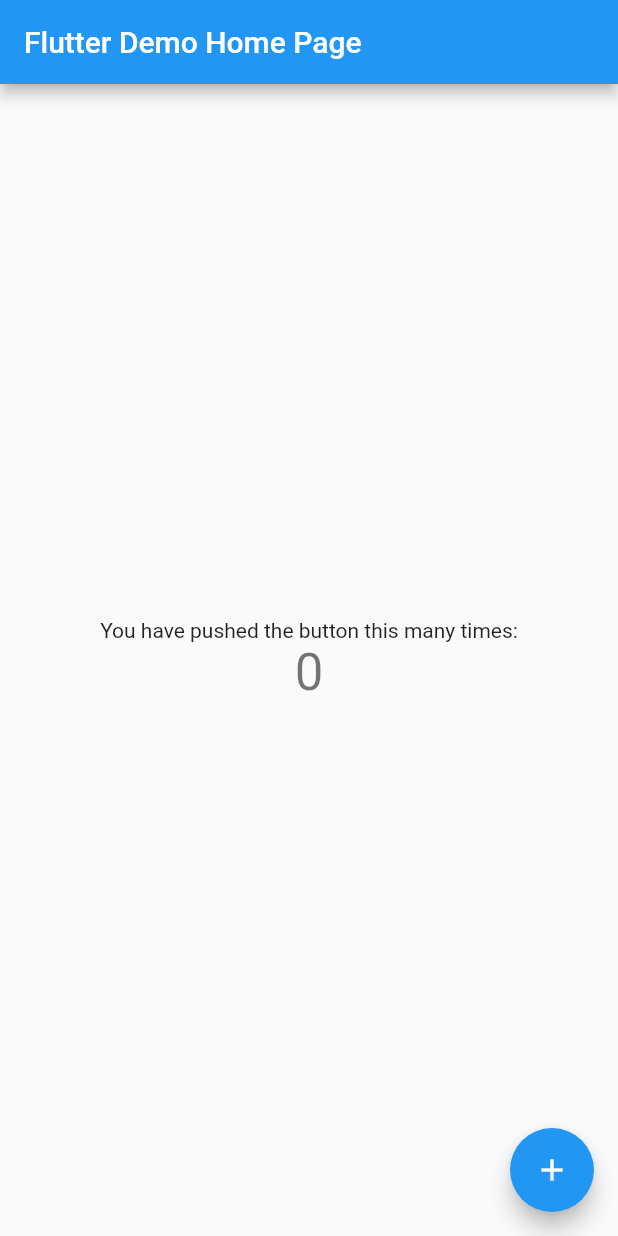
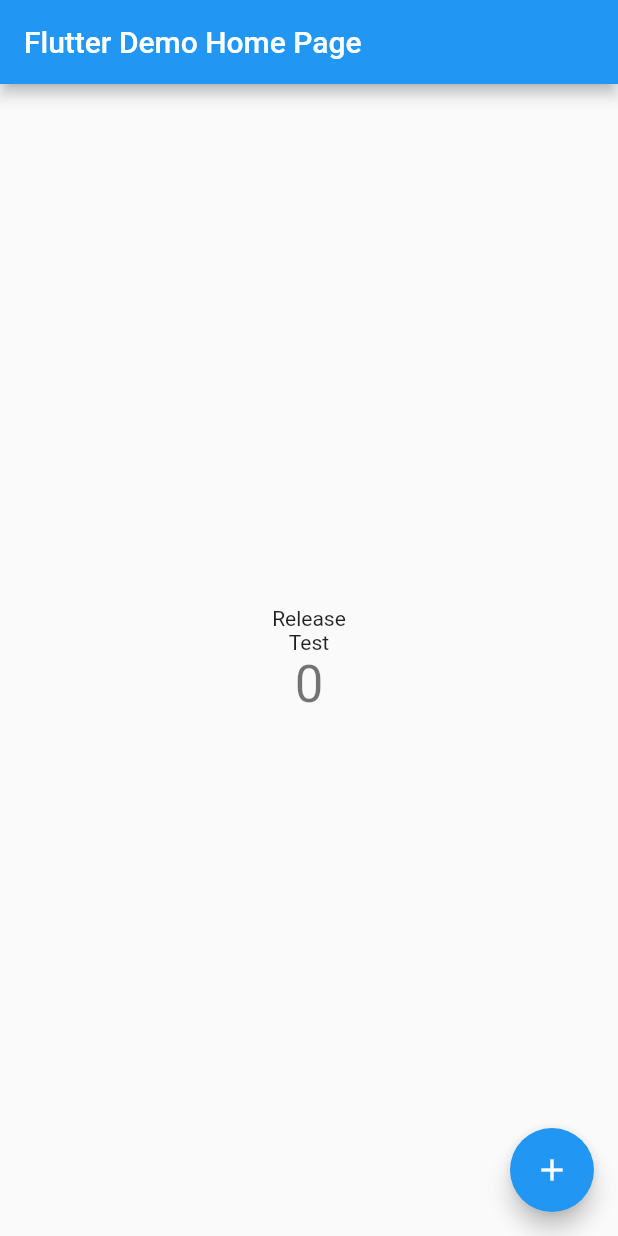
Before and after one commit to waitwalker/muilt_channel_package, a Flutter app: the screen it shows after launch, on a phone screen of 412 x 824 dp. Run offline on Flutter 3.47's test engine with Material 2 defaults, Android fonts, the phone set to English and light mode, and no system bars.

Commit message:
多环境打包配置基本完成

```diff
--- /dev/null
+++ b/lib/environment_config.dart
@@ -0,0 +1,9 @@
+
+class EnvironmentConfig {
+  /// app 运行环境 默认Release
+  /// 其他的情况 还有 Debug
+  static const app_environment = String.fromEnvironment("APP_ENVIRONMENT", defaultValue: "Release");
+
+  /// 其他调试变量
+  static const other = String.fromEnvironment("OTHER", defaultValue: "Test");
+}
--- a/lib/main.dart
+++ b/lib/main.dart
@@ -1,4 +1,5 @@
 import 'package:flutter/material.dart';
+import 'package:muilt_channel_package/environment_config.dart';
 
 void main() {
   runApp(MyApp());
@@ -94,7 +95,10 @@ class _MyHomePageState extends State<MyHomePage> {
           mainAxisAlignment: MainAxisAlignment.center,
           children: <Widget>[
             Text(
-              'You have pushed the button this many times:',
+              "${EnvironmentConfig.app_environment}",
+            ),
+            Text(
+              "${EnvironmentConfig.other}",
             ),
             Text(
               '$_counter',
```
Also changed, not shown: 1 other file.
